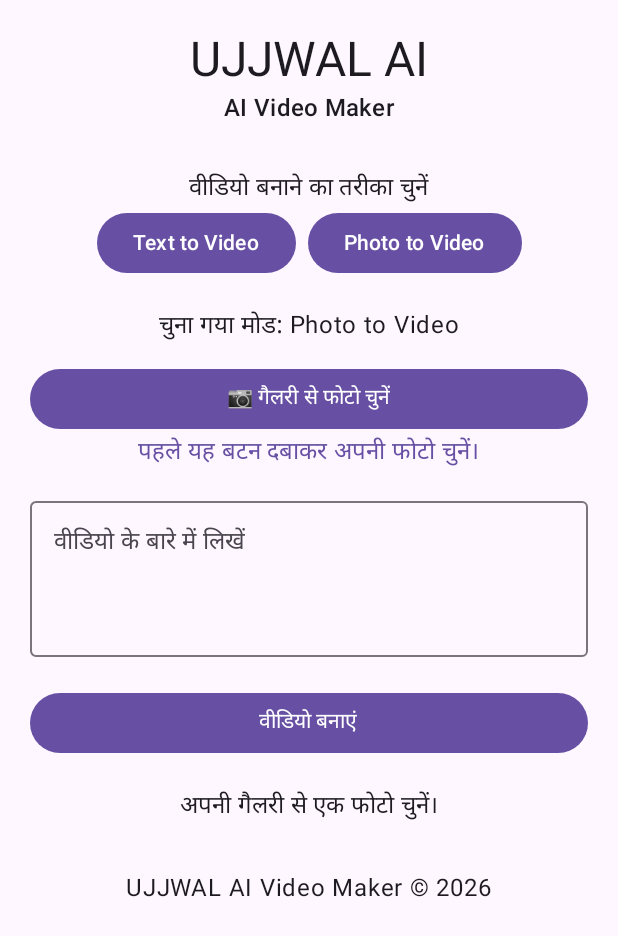
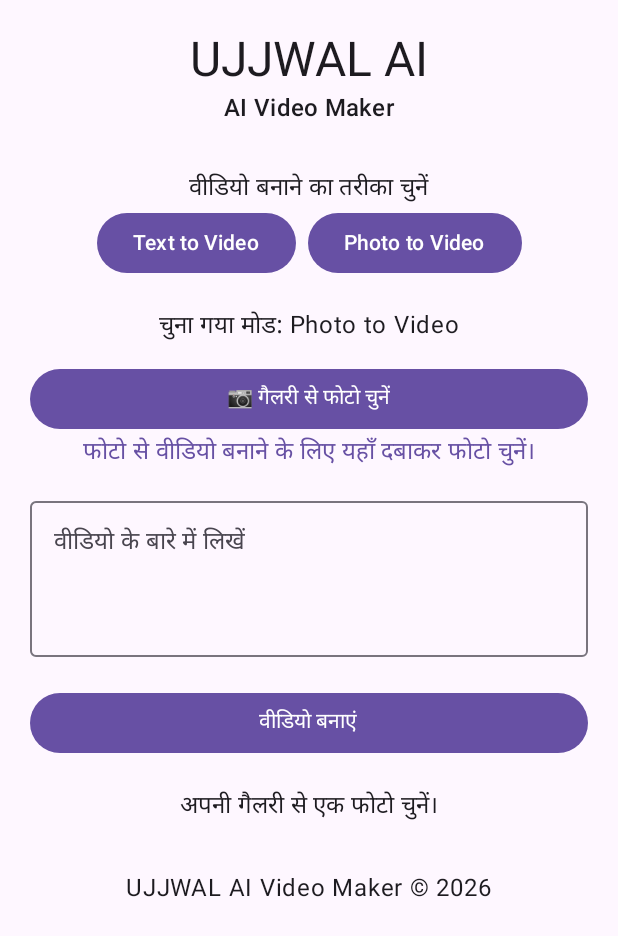
Before and after one commit to rbmzp231312-sys/Ujjwal-, an Android app built with Jetpack Compose: the screen it shows after launch (MainActivity), after a tap on "Photo to Video", on a phone screen of 412 x 824 dp. Shown: the top 936 px of the screen. Run offline under Robolectric (Android 15) with nearby library versions, the phone set to English and light mode, and no system bars.

Commit message:
Keep gallery photo picker visible in every mode

```diff
--- a/app/src/main/java/com/ujjwal/aivideomaker/MainActivity.kt
+++ b/app/src/main/java/com/ujjwal/aivideomaker/MainActivity.kt
@@ -73,7 +73,6 @@ fun UjjwalApp() {
                 Text("चुना गया मोड: $mode")
                 Spacer(modifier = Modifier.height(12.dp))
 
-                if (mode == "Photo to Video") {
                 Button(
                     onClick = { photoPicker.launch("image/*") },
                     modifier = Modifier.fillMaxWidth()
@@ -81,15 +80,11 @@ fun UjjwalApp() {
                     Text(if (selectedPhoto == null) "📷 गैलरी से फोटो चुनें" else "📷 दूसरी फोटो चुनें")
                 }
                 Text(
-                        if (selectedPhoto == null) "पहले यह बटन दबाकर अपनी फोटो चुनें।"
+                    if (selectedPhoto == null) "फोटो से वीडियो बनाने के लिए यहाँ दबाकर फोटो चुनें।"
                     else "फोटो चुन ली गई है ✓",
                     color = MaterialTheme.colorScheme.primary
                 )
-                    if (selectedPhoto != null) {
-                        Text("फोटो चुनी गई ✓", color = MaterialTheme.colorScheme.primary)
-                    }
                 Spacer(modifier = Modifier.height(12.dp))
-                }
 
                 OutlinedTextField(
                     value = prompt,
```
Lines whose indentation alone changed are shown as unchanged.
